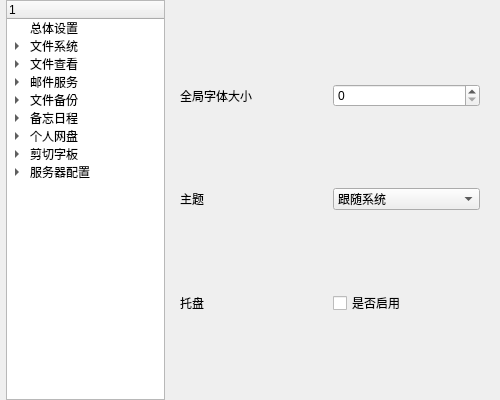
First picture: the form in Setting/ui/Setting.ui, repository 3548848289/UniFileHub, before the edit.
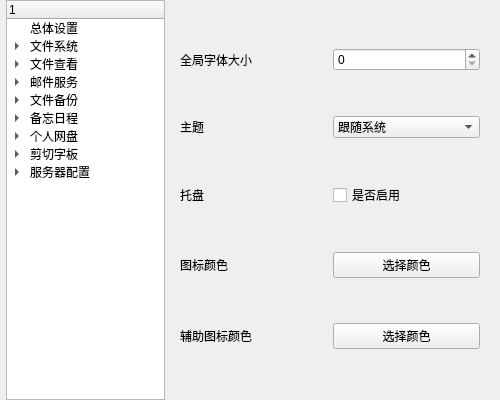
Second picture: the form after the edit. The open tabs and pages were chosen to show the change. Icons and pictures are not drawn.

```diff
--- a/Setting/ui/Setting.ui
+++ b/Setting/ui/Setting.ui
@@ -198,6 +198,34 @@
          </item>
         </widget>
        </item>
+       <item row="3" column="0">
+        <widget class="QLabel" name="all_setting_label4">
+         <property name="text">
+          <string>图标颜色</string>
+         </property>
+        </widget>
+       </item>
+       <item row="3" column="1">
+        <widget class="QPushButton" name="all_setting_iconColorBtn">
+         <property name="text">
+          <string>选择颜色</string>
+         </property>
+        </widget>
+       </item>
+       <item row="4" column="0">
+        <widget class="QLabel" name="all_setting_label5">
+         <property name="text">
+          <string>辅助图标颜色</string>
+         </property>
+        </widget>
+       </item>
+       <item row="4" column="1">
+        <widget class="QPushButton" name="all_setting_secondaryIconColorBtn">
+         <property name="text">
+          <string>选择颜色</string>
+         </property>
+        </widget>
+       </item>
       </layout>
      </widget>
      <widget class="QWidget" name="file_system">
```
